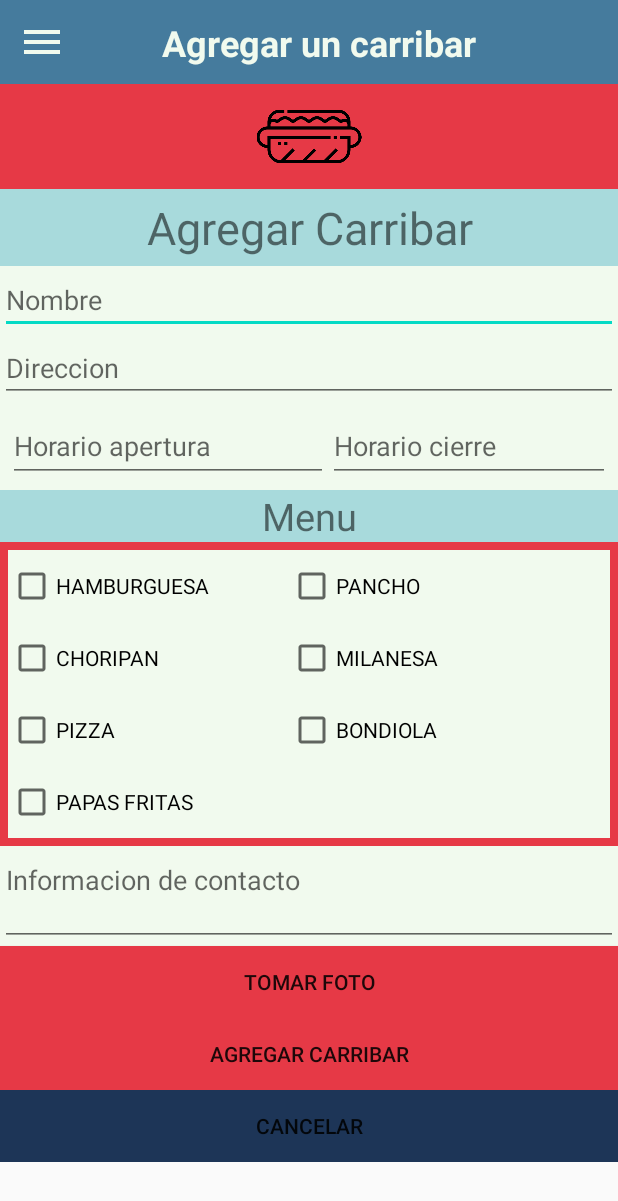
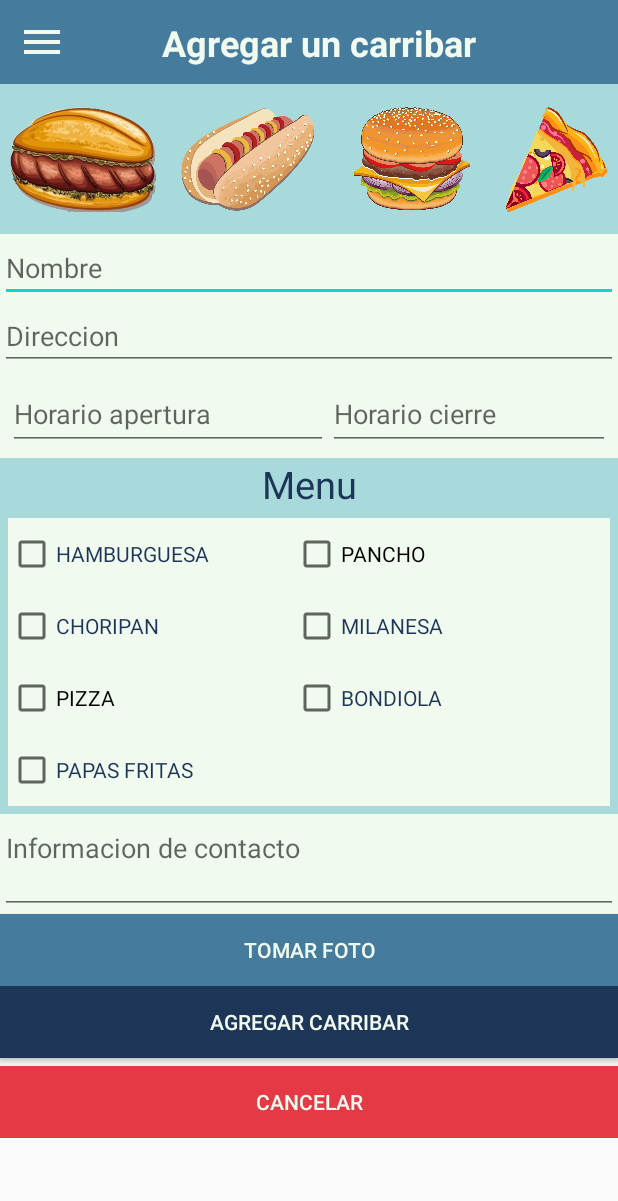
Before and after one commit to daiannicobitz/CarriApp, an Android app: the AgregarCarribarActivity screen opened directly, with no data from a screen before it, on a phone screen of 412 x 824 dp. Shown: the top 1201 px of the screen. Run offline under Robolectric (Android 15) with nearby library versions, the phone set to English and light mode, and no system bars; our stand-ins replace Room's generated code.

Commit message:
modificando agregar carribar

```diff
--- a/app/src/main/res/layout/activity_agregar_carribar.xml
+++ b/app/src/main/res/layout/activity_agregar_carribar.xml
@@ -21,15 +21,39 @@
             <include
                 layout="@layout/activity_toolbar"/>
 
-            <ImageView
-            android:id="@+id/imageViewChoripan"
-            android:layout_width="match_parent"
-            android:layout_height="70dp"
-            app:srcCompat="@drawable/choripan"
-            tools:visibility="visible"
-            android:background="@color/rojo"/>
+            <LinearLayout
+                android:layout_width="wrap_content"
+                android:layout_height="100dp"
+                android:gravity="center_horizontal"
+                android:background="@color/agua">
 
-            <TextView
+                <ImageView
+                    android:id="@+id/imageViewChoripan"
+                    android:layout_width="110dp"
+                    android:layout_height="70dp"
+                    android:src="@drawable/choripan_costado"
+                    android:layout_marginTop="15dp"/>
+
+                <ImageView
+                    android:layout_width="110dp"
+                    android:layout_height="70dp"
+                    android:layout_marginTop="15dp"
+                    android:src="@drawable/pancho" />
+
+                <ImageView
+                    android:layout_width="110dp"
+                    android:layout_height="70dp"
+                    android:layout_marginTop="15dp"
+                    android:src="@drawable/hamburguesa" />
+
+                <ImageView
+                    android:layout_width="wrap_content"
+                    android:layout_height="70dp"
+                    android:layout_marginTop="15dp"
+                    android:src="@drawable/pizza" />
+            </LinearLayout>
+
+            <!--<TextView
                 android:id="@+id/textViewAgregarCarri"
                 android:layout_width="match_parent"
                 android:layout_height="wrap_content"
@@ -37,7 +61,7 @@
                 android:padding="5dp"
                 android:textSize="30dp"
                 android:gravity="center"
-                android:background="@color/agua"/>
+                android:background="@color/agua"/>-->
 
             <EditText
                 android:id="@+id/editTextNombre"
@@ -87,6 +111,7 @@
                 android:layout_height="wrap_content"
                 android:text="Menu"
                 android:textSize="25dp"
+                android:textColor="@color/azul_oscuro"
                 android:gravity="center"
                 android:background="@color/agua"/>
 
@@ -95,7 +120,7 @@
                 android:layout_height="wrap_content"
                 android:orientation="horizontal"
                 android:padding="5dp"
-                android:background="@color/rojo"
+                android:background="@color/agua"
                 >
 
                 <LinearLayout
@@ -109,8 +134,9 @@
                         android:layout_width="match_parent"
                         android:layout_height="wrap_content"
                         android:background="@color/clarito"
+                        android:textColor="@color/azul_oscuro"
                         android:minHeight="48dp"
-                        android:text="HAMBURGUESA" />
+                        android:text="@string/hamburguesa" />
 
                     <CheckBox
                         android:id="@+id/checkBoxHayChoripan"
@@ -118,7 +144,8 @@
                         android:layout_height="wrap_content"
                         android:background="@color/clarito"
                         android:minHeight="48dp"
-                        android:text="CHORIPAN" />
+                        android:textColor="@color/azul_oscuro"
+                        android:text="@string/choripan" />
 
                     <CheckBox
                         android:id="@+id/checkBoxHayPizza"
@@ -126,7 +153,7 @@
                         android:layout_height="wrap_content"
                         android:background="@color/clarito"
                         android:minHeight="48dp"
-                        android:text="PIZZA" />
+                        android:text="@string/pizza" />
 
                     <CheckBox
                         android:id="@+id/checkBoxHayPapasFritas"
@@ -134,7 +161,8 @@
                         android:layout_height="wrap_content"
                         android:background="@color/clarito"
                         android:minHeight="48dp"
-                        android:text="PAPAS FRITAS" />
+                        android:textColor="@color/azul_oscuro"
+                        android:text="@string/papas_fritas" />
                 </LinearLayout>
 
                 <LinearLayout
@@ -149,7 +177,7 @@
                         android:layout_height="wrap_content"
                         android:background="@color/clarito"
                         android:minHeight="48dp"
-                        android:text="PANCHO" />
+                        android:text="@string/pancho" />
 
                     <CheckBox
                         android:id="@+id/checkBoxHayMilanesa"
@@ -157,7 +185,8 @@
                         android:layout_height="wrap_content"
                         android:background="@color/clarito"
                         android:minHeight="48dp"
-                        android:text="MILANESA" />
+                        android:textColor="@color/azul_oscuro"
+                        android:text="@string/milanesa" />
 
                     <CheckBox
                         android:id="@+id/checkBoxHayBondiola"
@@ -165,19 +194,14 @@
                         android:layout_height="wrap_content"
                         android:background="@color/clarito"
                         android:minHeight="48dp"
-                        android:text="BONDIOLA" />
+                        android:textColor="@color/azul_oscuro"
+                        android:text="@string/bondiola" />
 
                     <TextView
                         android:layout_width="match_parent"
                         android:layout_height="match_parent"
                         android:background="@color/clarito">
                     </TextView>
-
-                    <RadioButton
-                        android:id="@+id/radioButtonUnDia"
-                        android:layout_width="match_parent"
-                        android:layout_height="wrap_content"
-                        android:text="Solo por hoy" />
 
                 </LinearLayout>
             </LinearLayout>
@@ -198,7 +222,8 @@
                 android:layout_width="match_parent"
                 android:layout_height="wrap_content"
                 android:text="Tomar Foto"
-                android:background="@color/rojo"/>
+                android:textColor="@color/clarito"
+                android:background="@color/celeste_oscuro"/>
 
             <ImageView
                 android:id="@+id/imageViewFotoTomada"
@@ -211,14 +236,17 @@
                 android:layout_width="match_parent"
                 android:layout_height="wrap_content"
                 android:text="Agregar Carribar"
-                android:background="@color/rojo"/>
+                android:layout_marginBottom="5dp"
+                android:textColor="@color/clarito"
+                android:background="@color/azul_oscuro"/>
 
             <Button
                 android:id="@+id/buttonCancelar"
                 android:layout_width="match_parent"
                 android:layout_height="wrap_content"
                 android:text="Cancelar"
-                android:background="@color/azul_oscuro"/>
+                android:textColor="@color/clarito"
+                android:background="@color/rojo"/>
         </LinearLayout>
     </ScrollView>
 
--- a/app/src/main/res/values/strings.xml
+++ b/app/src/main/res/values/strings.xml
@@ -12,4 +12,11 @@
     <string name="carri_app">Carri App</string>
     <string name="bienvenidos_a">Bienvenidos a</string>
     <string name="carriapp">CarriApp</string>
+    <string name="hamburguesa">HAMBURGUESA</string>
+    <string name="choripan">CHORIPAN</string>
+    <string name="pizza">PIZZA</string>
+    <string name="papas_fritas">PAPAS FRITAS</string>
+    <string name="pancho">PANCHO</string>
+    <string name="milanesa">MILANESA</string>
+    <string name="bondiola">BONDIOLA</string>
 </resources>
```
Also changed, not shown: app/src/main/res/drawable/hamburguesa.png (added), app/src/main/res/drawable/pancho.png (added), app/src/main/res/drawable/pizza.png (added).
